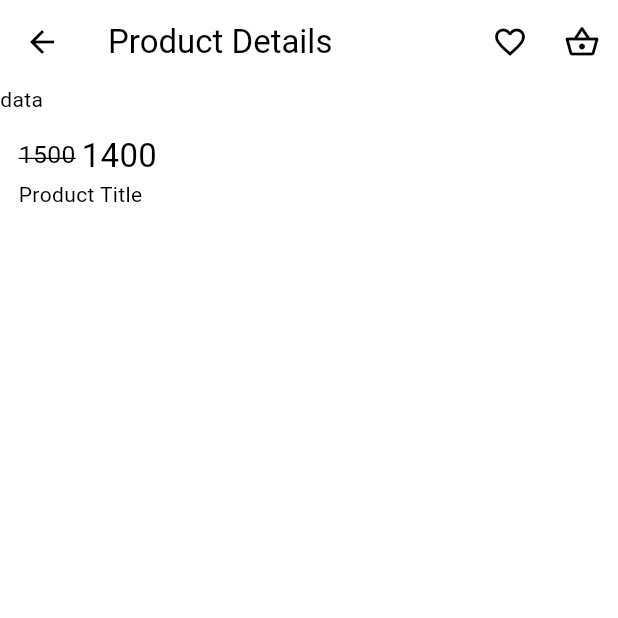
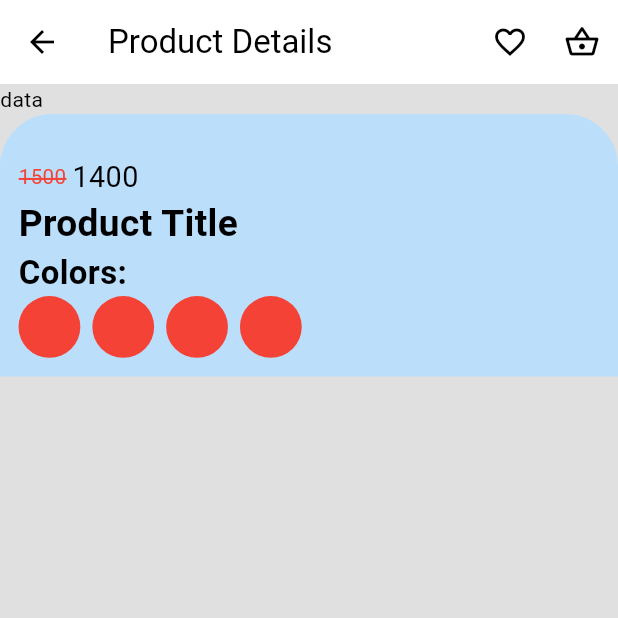
Before and after one commit to FaizAhamed2o1/MribMart, a Flutter app: the ProductDetails screen opened directly, on a phone screen of 412 x 824 dp, the top half of it. Run offline on Flutter 3.47's test engine with Material 2 defaults, Android fonts, the phone set to English and light mode, and no system bars; our stand-ins replace cached_network_image, carousel_slider, flutter_animate, flutter_rating_bar, flutter_riverpod, flutter_svg and 5 more; accounts and stored records are empty.

Commit message:
working on the color selector

```diff
--- /dev/null
+++ b/lib/pages/product_details/provider/product_details_provider.dart
@@ -0,0 +1,6 @@
+import 'package:flutter/material.dart';
+import 'package:flutter_riverpod/flutter_riverpod.dart';
+
+final iconProvider = StateProvider.family<Icon, Text>((_, ref) {
+  return Icon(Icons.check);
+});
--- a/lib/pages/product_details/view/product_details.dart
+++ b/lib/pages/product_details/view/product_details.dart
@@ -1,13 +1,16 @@
 import 'package:flutter/material.dart';
+import 'package:flutter_riverpod/flutter_riverpod.dart';
+import 'package:mribmart/pages/product_details/provider/product_details_provider.dart';
 import 'package:mribmart/utils/app_sizer.dart';
 import 'package:sizer/sizer.dart';
 
-class ProductDetails extends StatelessWidget {
+class ProductDetails extends ConsumerWidget {
   const ProductDetails({super.key});
 
   @override
-  Widget build(BuildContext context) {
+  Widget build(BuildContext context, WidgetRef ref) {
     return Scaffold(
+      backgroundColor: Colors.grey.shade300,
       appBar: AppBar(
         actions: [
           IconButton(
@@ -26,10 +29,9 @@ class ProductDetails extends StatelessWidget {
           Text('data'),
           Container(
             padding: EdgeInsets.symmetric(horizontal: 1.5.h, vertical: 1.5.h),
-            height: 20.h,
             width: 100.w,
             decoration: BoxDecoration(
-              color: Theme.of(context).cardColor,
+              color: Theme.of(context).primaryColorLight,
               borderRadius: BorderRadius.only(
                 topLeft: Radius.circular(35),
                 topRight: Radius.circular(35),
@@ -37,30 +39,108 @@ class ProductDetails extends StatelessWidget {
             ),
             child: Column(
               children: [
+                gapH16,
                 Row(
                   children: [
                     Text(
                       '1500',
                       style: TextStyle(
-                        fontSize: 12.sp,
+                        fontSize: 10.sp,
                         decoration: TextDecoration.lineThrough,
-                        decorationThickness: 1,
+                        decorationThickness: 2,
+                        decorationColor: Colors.red,
+                        color: Colors.red,
                       ),
                     ),
                     gapW4,
                     Text(
                       '1400',
                       style: TextStyle(
-                        fontSize: 16.sp,
+                        fontSize: 14.sp,
                       ),
                     )
                   ],
                 ),
+
+                // product title container
+                Row(
+                  mainAxisAlignment: MainAxisAlignment.start,
+                  children: [
+                    Container(
+                      width: 90.w,
+                      child: Text(
+                        'Product Title',
+                        overflow: TextOverflow.ellipsis,
+                        maxLines: 2,
+                        style: TextStyle(
+                          fontSize: 18.sp,
+                          fontWeight: FontWeight.bold,
+                        ),
+                      ),
+                    ),
+                  ],
+                ),
+
+                // product Colors
                 Row(
                   children: [
-                    Text('Product Title'),
+                    Column(
+                      crossAxisAlignment: CrossAxisAlignment.start,
+                      children: [
+                        Text(
+                          'Colors: ',
+                          style: TextStyle(
+                            fontSize: 16.sp,
+                            fontWeight: FontWeight.w600,
+                          ),
+                        ),
+                        Row(
+                          children: [
+                            InkWell(
+                              child: Container(
+                                height: 10.w,
+                                width: 10.w,
+                                decoration: BoxDecoration(
+                                  color: Colors.red,
+                                  borderRadius: BorderRadius.circular(50),
+                                ),
+                                // child: ref.watch(iconProvider),
+                              ),
+                              onTap: () {},
+                            ),
+                            gapW8,
+                            Container(
+                              height: 10.w,
+                              width: 10.w,
+                              decoration: BoxDecoration(
+                                color: Colors.red,
+                                borderRadius: BorderRadius.circular(50),
+                              ),
+                            ),
+                            gapW8,
+                            Container(
+                              height: 10.w,
+                              width: 10.w,
+                              decoration: BoxDecoration(
+                                color: Colors.red,
+                                borderRadius: BorderRadius.circular(50),
+                              ),
+                            ),
+                            gapW8,
+                            Container(
+                              height: 10.w,
+                              width: 10.w,
+                              decoration: BoxDecoration(
+                                color: Colors.red,
+                                borderRadius: BorderRadius.circular(50),
+                              ),
+                            ),
+                          ],
+                        ),
+                      ],
+                    ),
                   ],
-                )
+                ),
               ],
             ),
           ),
```
